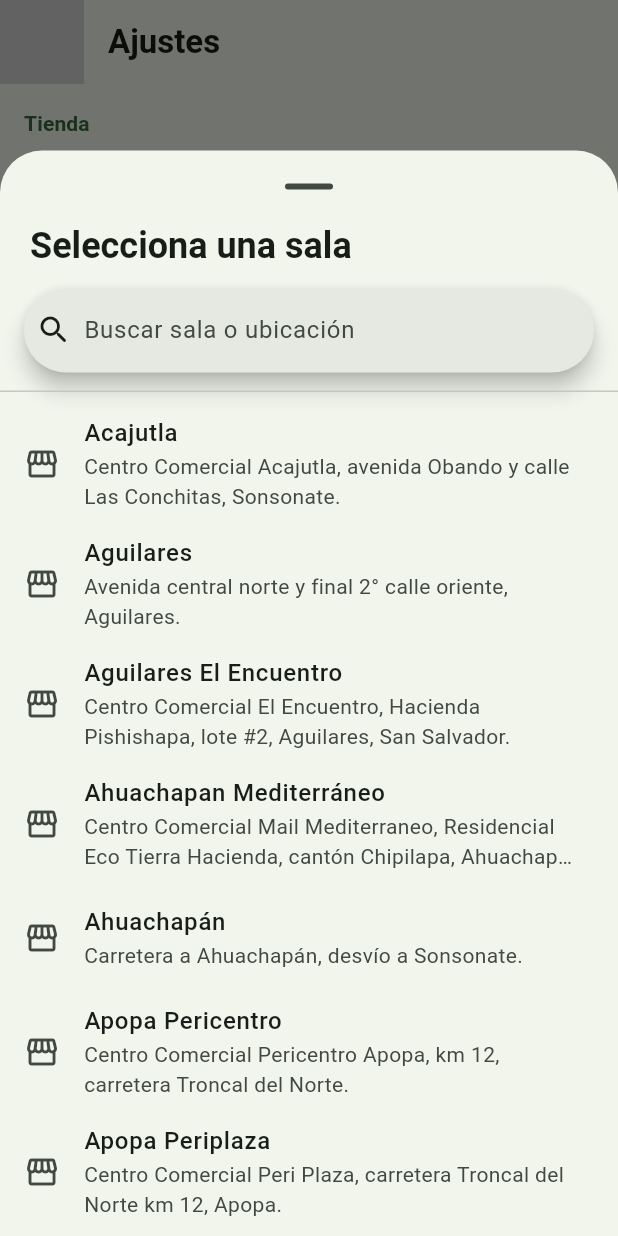
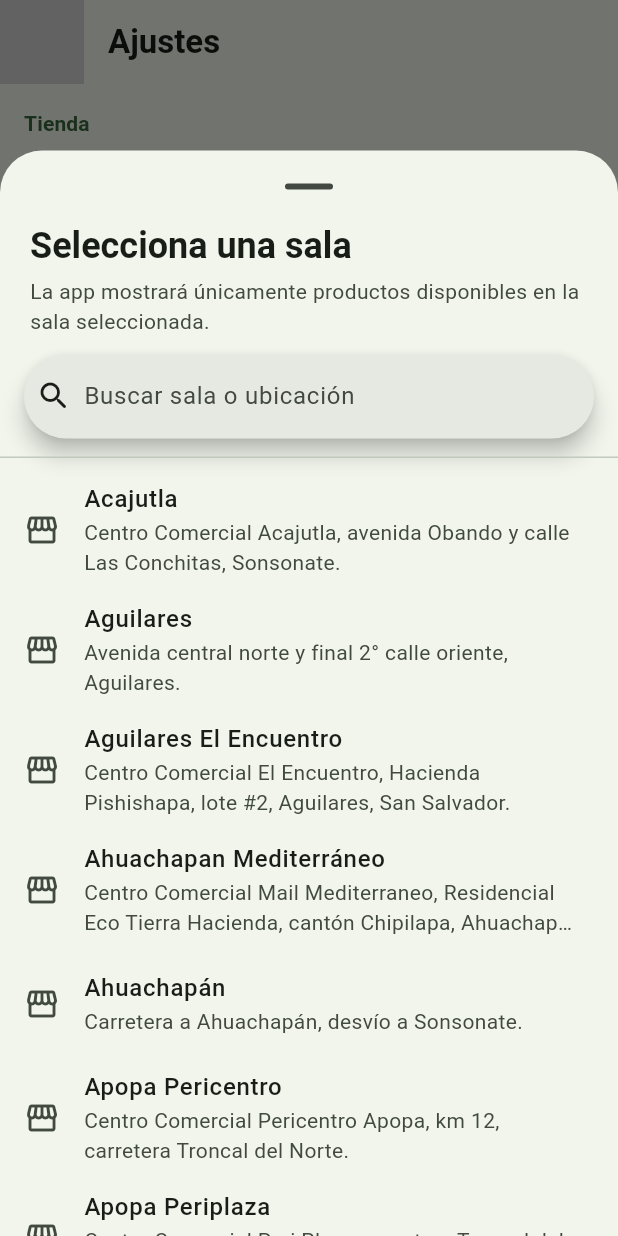
Before and after one commit to KirbyNx64/Selectos-Prices, a Flutter app: the SettingsScreen screen opened directly, after a tap on "Sala de venta", on a phone screen of 412 x 824 dp. Run offline on Flutter 3.47's test engine with Material 3 defaults, Android fonts, the phone set to English and light mode, and no system bars; our stand-ins replace connectivity_plus, flutter_svg, shared_preferences, sqflite; missing offline and left inert: material_3_expressive, mobile_scanner; accounts and stored records are empty; statements that could not run were skipped; project files that could hold a hidden picture were left out.

Commit message:
Pequeños retoques en diseño

```diff
--- a/lib/screens/settings/settings_screen.dart
+++ b/lib/screens/settings/settings_screen.dart
@@ -273,20 +273,31 @@ class _BranchPickerSheetState extends State<BranchPickerSheet> {
               })
               .toList(growable: false);
 
-    return SizedBox(
+    return SafeArea(
+      top: false,
+      child: SizedBox(
         height: MediaQuery.sizeOf(context).height * 0.82,
         child: Column(
           children: [
             Padding(
               padding: const EdgeInsets.fromLTRB(20, 0, 20, 12),
-            child: Align(
-              alignment: Alignment.centerLeft,
-              child: Text(
+              child: Column(
+                crossAxisAlignment: CrossAxisAlignment.start,
+                children: [
+                  Text(
                     'Selecciona una sala',
                     style: theme.textTheme.headlineSmall?.copyWith(
                       fontWeight: FontWeight.bold,
                     ),
                   ),
+                  const SizedBox(height: 4),
+                  Text(
+                    'La app mostrará únicamente productos disponibles en la sala seleccionada.',
+                    style: theme.textTheme.bodyMedium?.copyWith(
+                      color: theme.colorScheme.onSurfaceVariant,
+                    ),
+                  ),
+                ],
               ),
             ),
             Padding(
@@ -359,6 +370,7 @@ class _BranchPickerSheetState extends State<BranchPickerSheet> {
             ),
           ],
         ),
+      ),
     );
   }
 
```
Also changed, not shown: lib/screens/homePage/home_page.dart (+36 -6 lines). Lines whose indentation alone changed are shown as unchanged.
